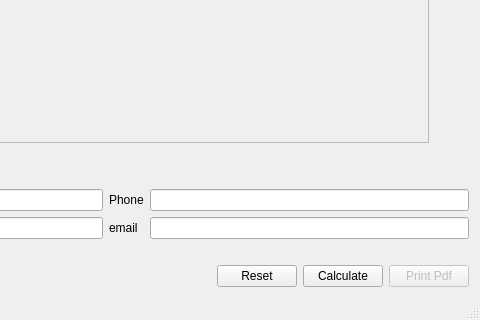
Before: the Qt Designer form mainwindow.ui in mygnu/rgb-quote, drawn with Qt 5; both pictures show x 320 to 800 and y 280 to 600 of the 800 by 600 pixel window.
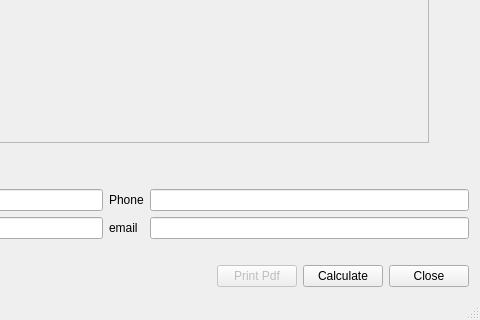
After: the same form once the commit is applied.

Commit message: working towards interface for all items and unified values class

What changed in the file:
```diff
--- a/mainwindow.ui
+++ b/mainwindow.ui
@@ -281,20 +281,6 @@
         </property>
        </spacer>
       </item>
-      <item>
-       <widget class="QPushButton" name="pushButton">
-        <property name="text">
-         <string>Reset</string>
-        </property>
-       </widget>
-      </item>
-      <item>
-       <widget class="QPushButton" name="pushButtonCalculate">
-        <property name="text">
-         <string>Calculate</string>
-        </property>
-       </widget>
-      </item>
       <item>
        <widget class="QPushButton" name="pushButtonPrintPdf">
         <property name="enabled">
@@ -305,6 +291,20 @@
         </property>
        </widget>
       </item>
+      <item>
+       <widget class="QPushButton" name="pushButtonCalculate">
+        <property name="text">
+         <string>Calculate</string>
+        </property>
+       </widget>
+      </item>
+      <item>
+       <widget class="QPushButton" name="pushButtonClose">
+        <property name="text">
+         <string>Close</string>
+        </property>
+       </widget>
+      </item>
      </layout>
     </item>
    </layout>
```
Left out of the diff: 4 changed lines with no effect on the pictures. The commit also changes 10 other files.
